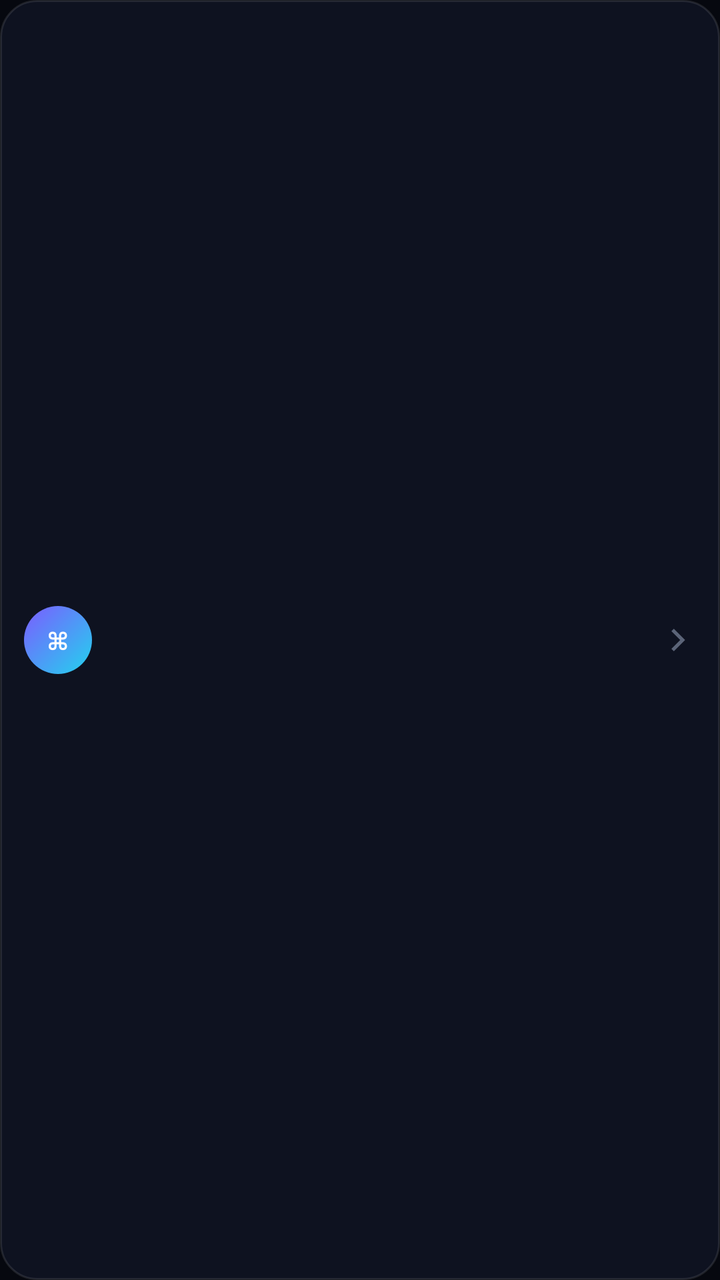
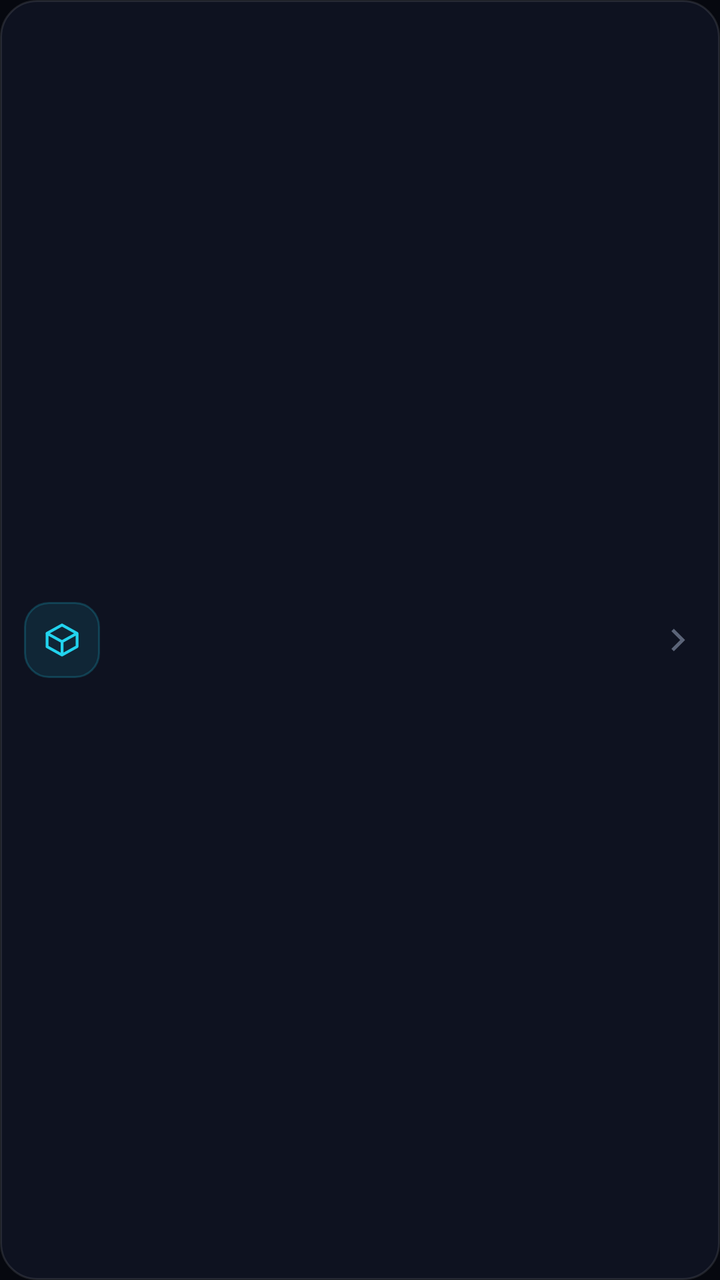

Before-and-after screenshots of an Android layout around one commit, followed by the original layout XML and the change that was made.
<!-- AndroidManifest.xml: application theme Theme.ApexAI -->
<!-- res/layout/item_tool.xml -->
<?xml version="1.0" encoding="utf-8"?>
<LinearLayout xmlns:android="http://schemas.android.com/apk/res/android"
    android:id="@+id/toolRow"
    android:layout_width="match_parent"
    android:layout_height="wrap_content"
    android:layout_marginTop="4dp"
    android:layout_marginBottom="4dp"
    android:background="@drawable/bg_glass_soft"
    android:gravity="center_vertical"
    android:orientation="horizontal"
    android:padding="12dp">

    <TextView
        android:id="@+id/tvGlyph"
        android:layout_width="34dp"
        android:layout_height="34dp"
        android:background="@drawable/bg_avatar"
        android:gravity="center"
        android:text="⌘"
        android:textColor="#FFFFFFFF"
        android:textSize="14sp" />

    <LinearLayout
        android:layout_width="0dp"
        android:layout_height="wrap_content"
        android:layout_marginStart="12dp"
        android:layout_weight="1"
        android:orientation="vertical">

        <TextView
            android:id="@+id/tvName"
            style="@style/Apex.Text.Title"
            android:layout_width="wrap_content"
            android:layout_height="wrap_content"
            android:textSize="14sp" />

        <TextView
            android:id="@+id/tvSummary"
            style="@style/Apex.Text.Caption"
            android:layout_width="match_parent"
            android:layout_height="wrap_content"
            android:layout_marginTop="1dp"
            android:maxLines="2" />
    </LinearLayout>

    <ImageView
        android:layout_width="20dp"
        android:layout_height="20dp"
        android:src="@drawable/ic_chevron"
        android:tint="@color/apex_text_faint" />
</LinearLayout>
<!-- resources referenced by this layout -->
<resources>
  <color name="apex_text_faint">#FF5B6478</color>
  <!-- drawable bg_avatar (drawable) -->
  <?xml version="1.0" encoding="utf-8"?>
  <shape xmlns:android="http://schemas.android.com/apk/res/android" android:shape="oval">
      <gradient
          android:type="linear"
          android:angle="315"
          android:startColor="@color/apex_violet"
          android:endColor="@color/apex_cyan" />
  </shape>
  <!-- drawable bg_glass_soft (drawable) -->
  <?xml version="1.0" encoding="utf-8"?>
  <shape xmlns:android="http://schemas.android.com/apk/res/android" android:shape="rectangle">
      <corners android:radius="@dimen/radius_m" />
      <solid android:color="@color/apex_glass" />
      <stroke android:width="1dp" android:color="@color/apex_stroke_soft" />
  </shape>
  <style name="Apex.Text.Caption" parent="">
          <item name="android:textColor">@color/apex_text_dim</item>
          <item name="android:textSize">12sp</item>
          <item name="android:letterSpacing">0.03</item>
      </style>
  <style name="Apex.Text.Title" parent="">
          <item name="android:textColor">@color/apex_text</item>
          <item name="android:textSize">17sp</item>
          <item name="android:textStyle">bold</item>
      </style>
  <color name="apex_violet">#FF7C5CFF</color>
  <color name="apex_cyan">#FF22D3EE</color>
  <dimen name="radius_m">18dp</dimen>
  <color name="apex_glass">#B3121828</color>
  <color name="apex_stroke_soft">#1AFFFFFF</color>
  <color name="apex_text_dim">#FF8A93AB</color>
  <color name="apex_text">#FFE8ECF7</color>
  <color name="apex_violet_deep">#FF5B3FE0</color>
  <color name="apex_pink">#FFF472B6</color>
  <color name="apex_surface">#FF121828</color>
  <color name="apex_red">#FFF87171</color>
  <color name="apex_bg">#FF06080F</color>
  <style name="Apex.Dialog" parent="ThemeOverlay.Material3.MaterialAlertDialog">
          <item name="colorSurface">@color/apex_glass_strong</item>
          <item name="android:textColorPrimary">@color/apex_text</item>
          <item name="buttonBarPositiveButtonStyle">@style/Apex.Dialog.Button</item>
          <item name="buttonBarNegativeButtonStyle">@style/Apex.Dialog.Button</item>
      </style>
  <style name="Apex.BottomSheet" parent="ThemeOverlay.Material3.BottomSheetDialog">
          <item name="bottomSheetStyle">@style/Apex.BottomSheet.Style</item>
      </style>
  <color name="apex_glass_strong">#D91A2236</color>
  <style name="Apex.Dialog.Button" parent="Widget.Material3.Button.TextButton">
          <item name="android:textColor">@color/apex_cyan</item>
      </style>
  <style name="Apex.BottomSheet.Style" parent="Widget.Material3.BottomSheet.Modal">
          <item name="backgroundTint">@color/apex_bg_alt</item>
          <item name="shapeAppearance">@style/Apex.Shape.Sheet</item>
      </style>
  <color name="apex_bg_alt">#FF0B0F1C</color>
  <style name="Apex.Shape.Sheet" parent="">
          <item name="cornerFamily">rounded</item>
          <item name="cornerSizeTopLeft">28dp</item>
          <item name="cornerSizeTopRight">28dp</item>
          <item name="cornerSizeBottomLeft">0dp</item>
          <item name="cornerSizeBottomRight">0dp</item>
      </style>
  <!-- unchanged entries left out for length: 3 -->
</resources>

<!-- the commit's change to res/layout/item_tool.xml (unified diff, before → after) -->
@@ -10,15 +10,20 @@
     android:orientation="horizontal"
     android:padding="12dp">
 
-    <TextView
-        android:id="@+id/tvGlyph"
-        android:layout_width="34dp"
-        android:layout_height="34dp"
-        android:background="@drawable/bg_avatar"
-        android:gravity="center"
-        android:text="⌘"
-        android:textColor="#FFFFFFFF"
-        android:textSize="14sp" />
+    <FrameLayout
+        android:layout_width="38dp"
+        android:layout_height="38dp"
+        android:background="@drawable/bg_tool_icon">
+
+        <ImageView
+            android:id="@+id/ivIcon"
+            android:layout_width="20dp"
+            android:layout_height="20dp"
+            android:layout_gravity="center"
+            android:contentDescription="@null"
+            android:src="@drawable/ic_tool_box"
+            android:tint="@color/apex_cyan" />
+    </FrameLayout>
 
     <LinearLayout
         android:layout_width="0dp"
<!-- resource entries referenced after the edit -->
@@ -1,15 +1,6 @@
 <!-- resources referenced by this layout -->
 <resources>
   <color name="apex_text_faint">#FF5B6478</color>
-  <!-- drawable bg_avatar (drawable) -->
-  <?xml version="1.0" encoding="utf-8"?>
-  <shape xmlns:android="http://schemas.android.com/apk/res/android" android:shape="oval">
-      <gradient
-          android:type="linear"
-          android:angle="315"
-          android:startColor="@color/apex_violet"
-          android:endColor="@color/apex_cyan" />
-  </shape>
   <!-- drawable bg_glass_soft (drawable) -->
   <?xml version="1.0" encoding="utf-8"?>
   <shape xmlns:android="http://schemas.android.com/apk/res/android" android:shape="rectangle">
@@ -17,6 +8,28 @@
       <solid android:color="@color/apex_glass" />
       <stroke android:width="1dp" android:color="@color/apex_stroke_soft" />
   </shape>
+  <!-- drawable bg_tool_icon (drawable) -->
+  <?xml version="1.0" encoding="utf-8"?>
+  <shape xmlns:android="http://schemas.android.com/apk/res/android" android:shape="rectangle">
+      <corners android:radius="12dp" />
+      <solid android:color="#1A22D3EE" />
+      <stroke android:width="1dp" android:color="#3322D3EE" />
+  </shape>
+  <!-- drawable ic_tool_box (drawable) -->
+  <vector xmlns:android="http://schemas.android.com/apk/res/android"
+      android:width="24dp"
+      android:height="24dp"
+      android:viewportWidth="24"
+      android:viewportHeight="24"
+      android:tint="#FFFFFFFF">
+      <path
+          android:fillColor="@android:color/transparent"
+          android:strokeColor="@android:color/white"
+          android:strokeWidth="1.7"
+          android:strokeLineCap="round"
+          android:strokeLineJoin="round"
+          android:pathData="M3,8 L12,3 L21,8 L21,16 L12,21 L3,16 Z M3,8 L12,13 L21,8 M12,13 L12,21" />
+  </vector>
   <style name="Apex.Text.Caption" parent="">
           <item name="android:textColor">@color/apex_text_dim</item>
           <item name="android:textSize">12sp</item>
